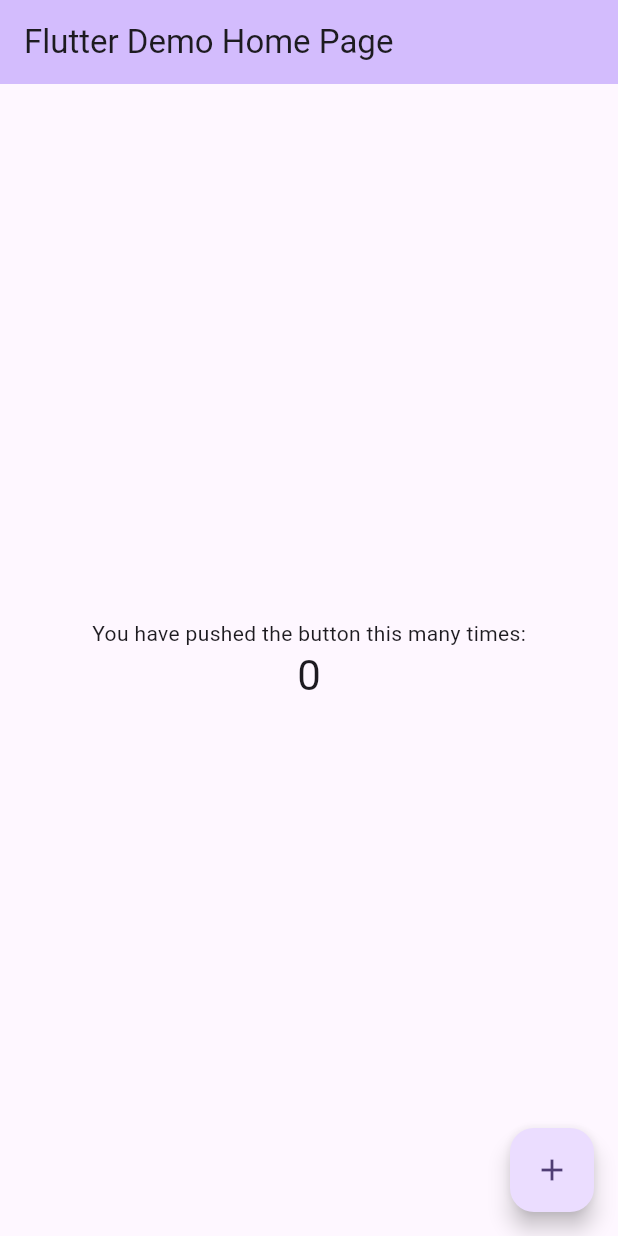
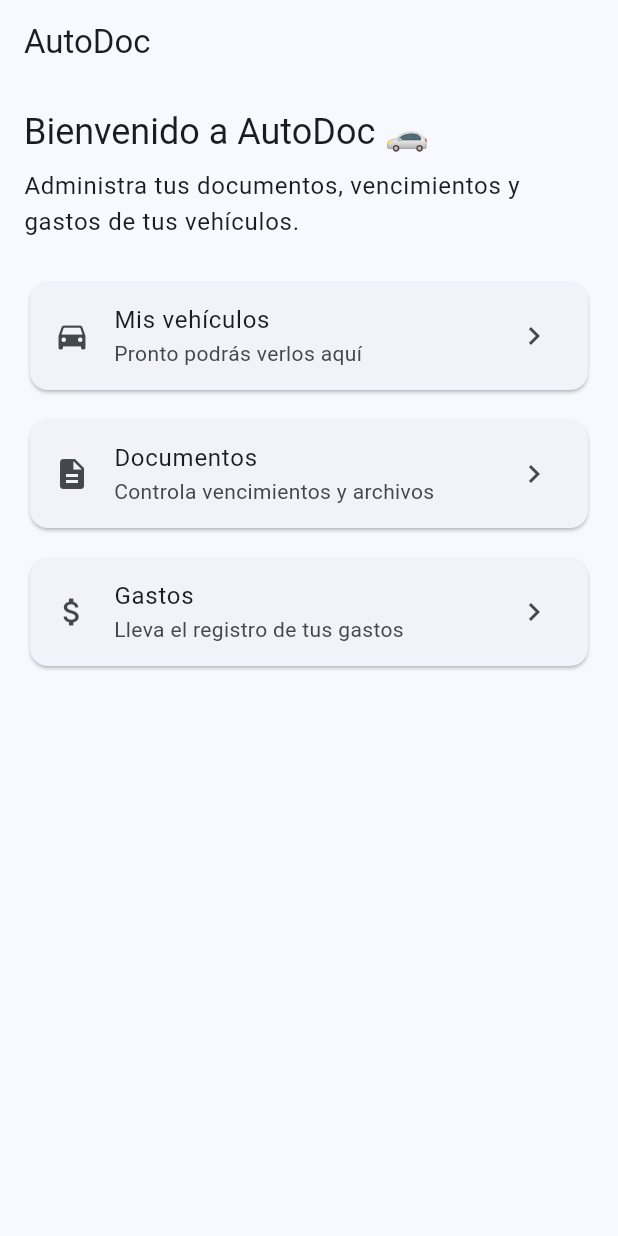
Before and after one commit to AlvaroCC96/AutoDoc, a Flutter app: the screen it shows after launch, on a phone screen of 412 x 824 dp. Run offline on Flutter 3.47's test engine with Material 3 defaults, Android fonts, the phone set to English and light mode, and no system bars.

Commit message:
refactor: organize app structure and home page

```diff
--- /dev/null
+++ b/lib/app/app.dart
@@ -0,0 +1,19 @@
+import 'package:flutter/material.dart';
+import '../features/home/presentation/pages/home_page.dart';
+
+class AutoDocApp extends StatelessWidget {
+  const AutoDocApp({super.key});
+
+  @override
+  Widget build(BuildContext context) {
+    return MaterialApp(
+      title: 'AutoDoc',
+      debugShowCheckedModeBanner: false,
+      theme: ThemeData(
+        useMaterial3: true,
+        colorSchemeSeed: Colors.blue,
+      ),
+      home: const HomePage(),
+    );
+  }
+}
--- /dev/null
+++ b/lib/features/home/presentation/pages/home_page.dart
@@ -0,0 +1,61 @@
+import 'package:flutter/material.dart';
+
+class HomePage extends StatelessWidget {
+  const HomePage({super.key});
+
+  @override
+  Widget build(BuildContext context) {
+    return Scaffold(
+      appBar: AppBar(
+        title: const Text('AutoDoc'),
+      ),
+      body: Padding(
+        padding: const EdgeInsets.all(16),
+        child: Column(
+          crossAxisAlignment: CrossAxisAlignment.start,
+          children: [
+            Text(
+              'Bienvenido a AutoDoc 🚗',
+              style: Theme.of(context).textTheme.headlineSmall,
+            ),
+            const SizedBox(height: 8),
+            Text(
+              'Administra tus documentos, vencimientos y gastos de tus vehículos.',
+              style: Theme.of(context).textTheme.bodyLarge,
+            ),
+            const SizedBox(height: 24),
+            Card(
+              child: ListTile(
+                leading: const Icon(Icons.directions_car),
+                title: const Text('Mis vehículos'),
+                subtitle: const Text('Pronto podrás verlos aquí'),
+                trailing: const Icon(Icons.chevron_right),
+                onTap: () {},
+              ),
+            ),
+            const SizedBox(height: 12),
+            Card(
+              child: ListTile(
+                leading: const Icon(Icons.description),
+                title: const Text('Documentos'),
+                subtitle: const Text('Controla vencimientos y archivos'),
+                trailing: const Icon(Icons.chevron_right),
+                onTap: () {},
+              ),
+            ),
+            const SizedBox(height: 12),
+            Card(
+              child: ListTile(
+                leading: const Icon(Icons.attach_money),
+                title: const Text('Gastos'),
+                subtitle: const Text('Lleva el registro de tus gastos'),
+                trailing: const Icon(Icons.chevron_right),
+                onTap: () {},
+              ),
+            ),
+          ],
+        ),
+      ),
+    );
+  }
+}
--- a/lib/main.dart
+++ b/lib/main.dart
@@ -1,122 +1,6 @@
 import 'package:flutter/material.dart';
+import 'app/app.dart';
 
 void main() {
-  runApp(const MyApp());
+  runApp(const AutoDocApp());
 }
-
-class MyApp extends StatelessWidget {
-  const MyApp({super.key});
-
-  // This widget is the root of your application.
-  @override
-  Widget build(BuildContext context) {
-    return MaterialApp(
-      title: 'Flutter Demo',
-      theme: ThemeData(
-        // This is the theme of your application.
-        //
-        // TRY THIS: Try running your application with "flutter run". You'll see
-        // the application has a purple toolbar. Then, without quitting the app,
-        // try changing the seedColor in the colorScheme below to Colors.green
-        // and then invoke "hot reload" (save your changes or press the "hot
-        // reload" button in a Flutter-supported IDE, or press "r" if you used
-        // the command line to start the app).
-        //
-        // Notice that the counter didn't reset back to zero; the application
-        // state is not lost during the reload. To reset the state, use hot
-        // restart instead.
-        //
-        // This works for code too, not just values: Most code changes can be
-        // tested with just a hot reload.
-        colorScheme: .fromSeed(seedColor: Colors.deepPurple),
-      ),
-      home: const MyHomePage(title: 'Flutter Demo Home Page'),
-    );
-  }
-}
-
-class MyHomePage extends StatefulWidget {
-  const MyHomePage({super.key, required this.title});
-
-  // This widget is the home page of your application. It is stateful, meaning
-  // that it has a State object (defined below) that contains fields that affect
-  // how it looks.
-
-  // This class is the configuration for the state. It holds the values (in this
-  // case the title) provided by the parent (in this case the App widget) and
-  // used by the build method of the State. Fields in a Widget subclass are
-  // always marked "final".
-
-  final String title;
-
-  @override
-  State<MyHomePage> createState() => _MyHomePageState();
-}
-
-class _MyHomePageState extends State<MyHomePage> {
-  int _counter = 0;
-
-  void _incrementCounter() {
-    setState(() {
-      // This call to setState tells the Flutter framework that something has
-      // changed in this State, which causes it to rerun the build method below
-      // so that the display can reflect the updated values. If we changed
-      // _counter without calling setState(), then the build method would not be
-      // called again, and so nothing would appear to happen.
-      _counter++;
-    });
-  }
-
-  @override
-  Widget build(BuildContext context) {
-    // This method is rerun every time setState is called, for instance as done
-    // by the _incrementCounter method above.
-    //
-    // The Flutter framework has been optimized to make rerunning build methods
-    // fast, so that you can just rebuild anything that needs updating rather
-    // than having to individually change instances of widgets.
-    return Scaffold(
-      appBar: AppBar(
-        // TRY THIS: Try changing the color here to a specific color (to
-        // Colors.amber, perhaps?) and trigger a hot reload to see the AppBar
-        // change color while the other colors stay the same.
-        backgroundColor: Theme.of(context).colorScheme.inversePrimary,
-        // Here we take the value from the MyHomePage object that was created by
-        // the App.build method, and use it to set our appbar title.
-        title: Text(widget.title),
-      ),
-      body: Center(
-        // Center is a layout widget. It takes a single child and positions it
-        // in the middle of the parent.
-        child: Column(
-          // Column is also a layout widget. It takes a list of children and
-          // arranges them vertically. By default, it sizes itself to fit its
-          // children horizontally, and tries to be as tall as its parent.
-          //
-          // Column has various properties to control how it sizes itself and
-          // how it positions its children. Here we use mainAxisAlignment to
-          // center the children vertically; the main axis here is the vertical
-          // axis because Columns are vertical (the cross axis would be
-          // horizontal).
-          //
-          // TRY THIS: Invoke "debug painting" (choose the "Toggle Debug Paint"
-          // action in the IDE, or press "p" in the console), to see the
-          // wireframe for each widget.
-          mainAxisAlignment: .center,
-          children: [
-            const Text('You have pushed the button this many times:'),
-            Text(
-              '$_counter',
-              style: Theme.of(context).textTheme.headlineMedium,
-            ),
-          ],
-        ),
-      ),
-      floatingActionButton: FloatingActionButton(
-        onPressed: _incrementCounter,
-        tooltip: 'Increment',
-        child: const Icon(Icons.add),
-      ),
-    );
-  }
-}
```
